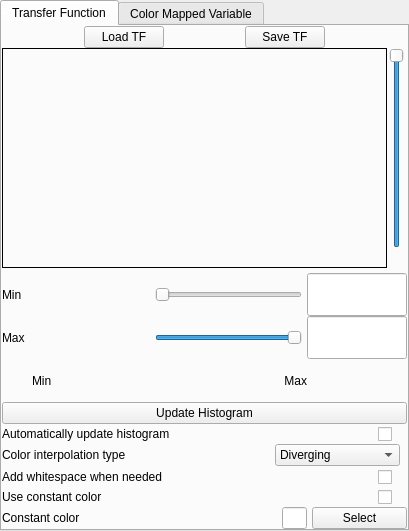
Qt form apps/vaporgui/TFWidgetGUI.ui (StasJ/vapor-formatted) before a commit.
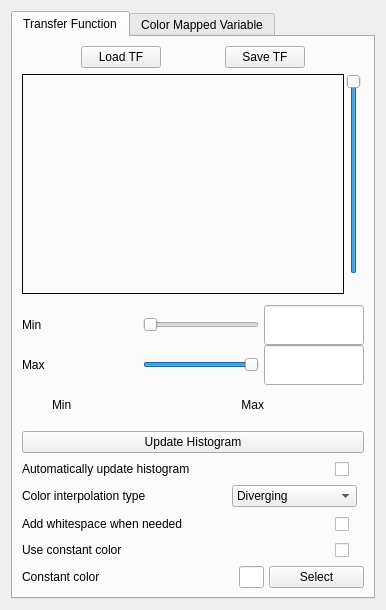
The same form after that commit. The open tabs and pages were chosen to show the change. Custom widgets are drawn as their Qt base class.

What changed in the file:
```diff
--- a/apps/vaporgui/TFWidgetGUI.ui
+++ b/apps/vaporgui/TFWidgetGUI.ui
@@ -6,8 +6,8 @@
    <rect>
     <x>0</x>
     <y>0</y>
-    <width>409</width>
-    <height>531</height>
+    <width>386</width>
+    <height>610</height>
    </rect>
   </property>
   <property name="sizePolicy">
@@ -25,13 +25,7 @@
   <property name="windowTitle">
    <string>Form</string>
   </property>
-  <layout class="QVBoxLayout" name="verticalLayout">
-   <property name="spacing">
-    <number>0</number>
-   </property>
-   <property name="margin">
-    <number>0</number>
-   </property>
+  <layout class="QHBoxLayout" name="horizontalLayout_6">
    <item>
     <widget class="QTabWidget" name="_tabWidget">
      <property name="sizePolicy">
@@ -65,16 +59,7 @@
       <attribute name="title">
        <string>Transfer Function</string>
       </attribute>
-      <layout class="QVBoxLayout" name="verticalLayout_2">
-       <property name="spacing">
-        <number>0</number>
-       </property>
-       <property name="sizeConstraint">
-        <enum>QLayout::SetMinimumSize</enum>
-       </property>
-       <property name="margin">
-        <number>0</number>
-       </property>
+      <layout class="QVBoxLayout" name="verticalLayout">
        <item>
         <layout class="QHBoxLayout" name="nonam3">
          <item>
@@ -784,7 +769,7 @@
             </property>
             <property name="sizeHint" stdset="0">
              <size>
-              <width>154</width>
+              <width>20</width>
               <height>20</height>
              </size>
             </property>
@@ -850,7 +835,7 @@
             </property>
             <property name="sizeHint" stdset="0">
              <size>
-              <width>40</width>
+              <width>20</width>
               <height>20</height>
              </size>
             </property>
@@ -916,7 +901,7 @@
             </property>
             <property name="sizeHint" stdset="0">
              <size>
-              <width>40</width>
+              <width>20</width>
               <height>0</height>
              </size>
             </property>
@@ -1009,16 +994,7 @@
       <attribute name="title">
        <string>Color Mapped Variable</string>
       </attribute>
-      <layout class="QVBoxLayout" name="verticalLayout_3">
-       <property name="spacing">
-        <number>0</number>
-       </property>
-       <property name="sizeConstraint">
-        <enum>QLayout::SetMinimumSize</enum>
-       </property>
-       <property name="margin">
-        <number>0</number>
-       </property>
+      <layout class="QVBoxLayout" name="verticalLayout_2">
        <item>
         <layout class="QHBoxLayout" name="nonam3_2">
          <item>
@@ -1691,7 +1667,7 @@
             </property>
             <property name="sizeHint" stdset="0">
              <size>
-              <width>154</width>
+              <width>20</width>
               <height>20</height>
              </size>
             </property>
```
